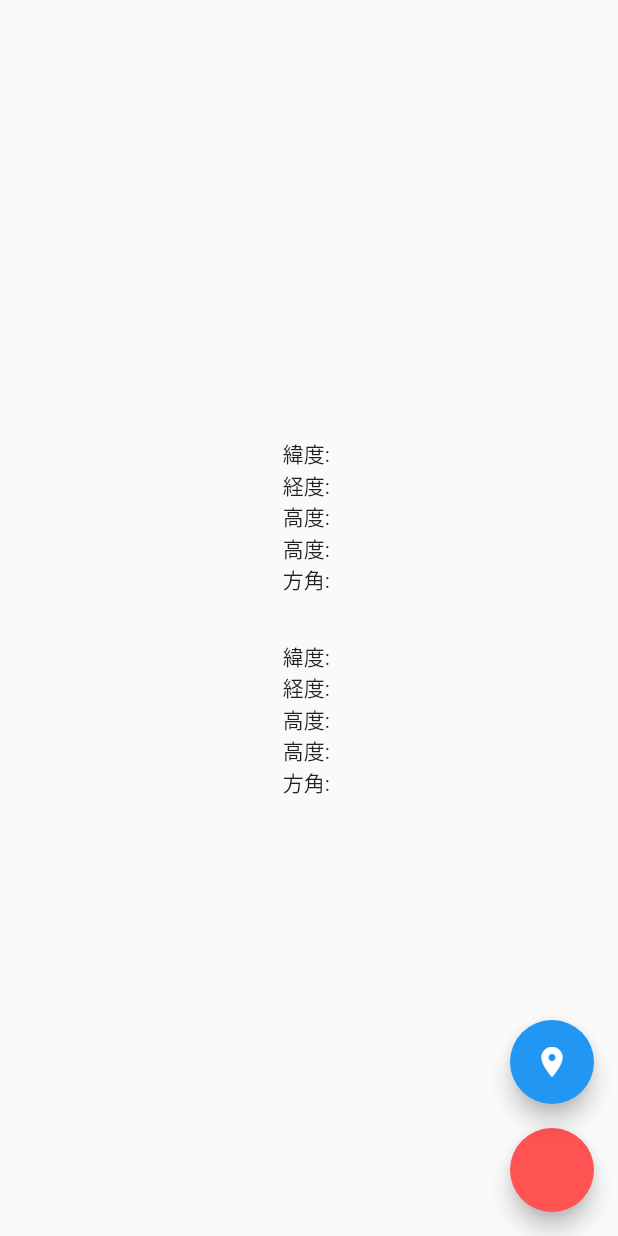
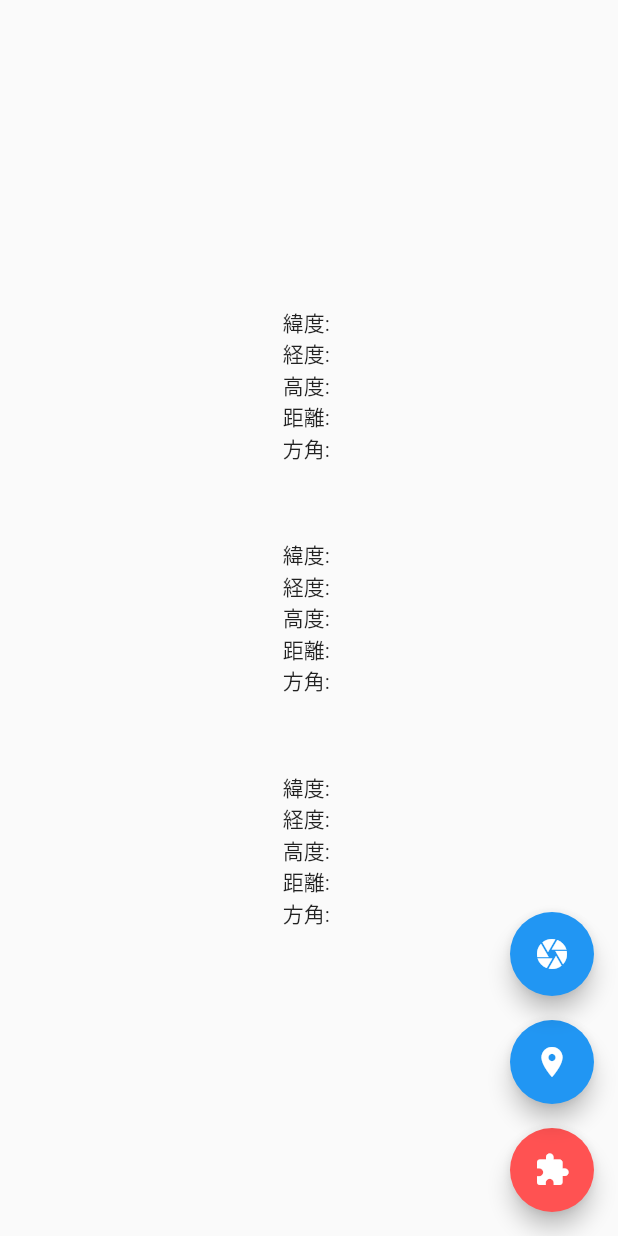
Before and after one commit to iseruuuuu/height_measure_app, a Flutter app: the screen it shows after launch, on a phone screen of 412 x 824 dp. Run offline on Flutter 3.47's test engine with Material 2 defaults, Android fonts, the phone set to English and light mode, and no system bars; our stand-ins replace geolocator.

Commit message:
add: ２つの点の差をテキストにした

```diff
--- a/lib/main.dart
+++ b/lib/main.dart
@@ -36,7 +36,14 @@ class _MyHomePageState extends State<MyHomePage> {
   String dist2 = '';
   String bear2 = '';
 
+  String lati3 = '';
+  String long3 = '';
+  String alti3 = '';
+  String dist3 = '';
+  String bear3 = '';
+
   bool change = false;
+  bool change2 = false;
 
 
   Future<void> getLocation() async {
@@ -78,11 +85,30 @@ class _MyHomePageState extends State<MyHomePage> {
         bear2 = bear;
       });
     }
+
+    if(change2 == false) {
+      print('うつすよ??');
+    }else{
+      setState(() {
+        lati3 = lati + 'から' +  lati2;
+        long3 = long + 'から' + long2;
+        alti3 = alti + 'から' + alti2;
+        dist3 = dist + 'から' + dist2;
+        bear3 = bear + 'から' + bear2;
+
+
+      });
+    }
   }
 
   void tap() {
     change = !change;
     print(change);
+  }
+
+  void tap2() {
+    change2 = !change2;
+    print(change2);
   }
 
 
@@ -96,16 +122,25 @@ class _MyHomePageState extends State<MyHomePage> {
             Text("緯度: " + lati),
             Text("経度: " + long),
             Text("高度: " + alti),
-            Text("高度: " + dist),
+            Text("距離: " + dist),
             Text("方角: " + bear),
 
-           const SizedBox(height: 30),
+           const SizedBox(height: 50),
 
             Text("緯度: " + lati2),
             Text("経度: " + long2),
             Text("高度: " + alti2),
-            Text("高度: " + dist2),
+            Text("距離: " + dist2),
             Text("方角: " + bear2),
+
+            const SizedBox(height: 50),
+
+
+            Text("緯度: " + lati3),
+            Text("経度: " + long3),
+            Text("高度: " + alti3),
+            Text("距離: " + dist3),
+            Text("方角: " + bear3),
 
 
 
@@ -121,6 +156,7 @@ class _MyHomePageState extends State<MyHomePage> {
             onPressed: () {
               tap();
             },
+            child: const Icon(Icons.extension),
           ),
           Container( // 余白のためContainerでラップ
             margin: const EdgeInsets.only(bottom: 16.0),
@@ -129,6 +165,18 @@ class _MyHomePageState extends State<MyHomePage> {
               child: const Icon(Icons.location_on),
             ),
           ),
+
+          Container( // 余白のためContainerでラップ
+            margin: const EdgeInsets.only(bottom: 16.0),
+            child:  FloatingActionButton(
+              onPressed: () {
+                tap2();
+              },
+              child: const Icon(Icons.camera),
+            ),
+          ),
+
+
         ],
       ),
     );
```
Also changed, not shown: lib/home/home_screen.dart (+119 -42 lines).
